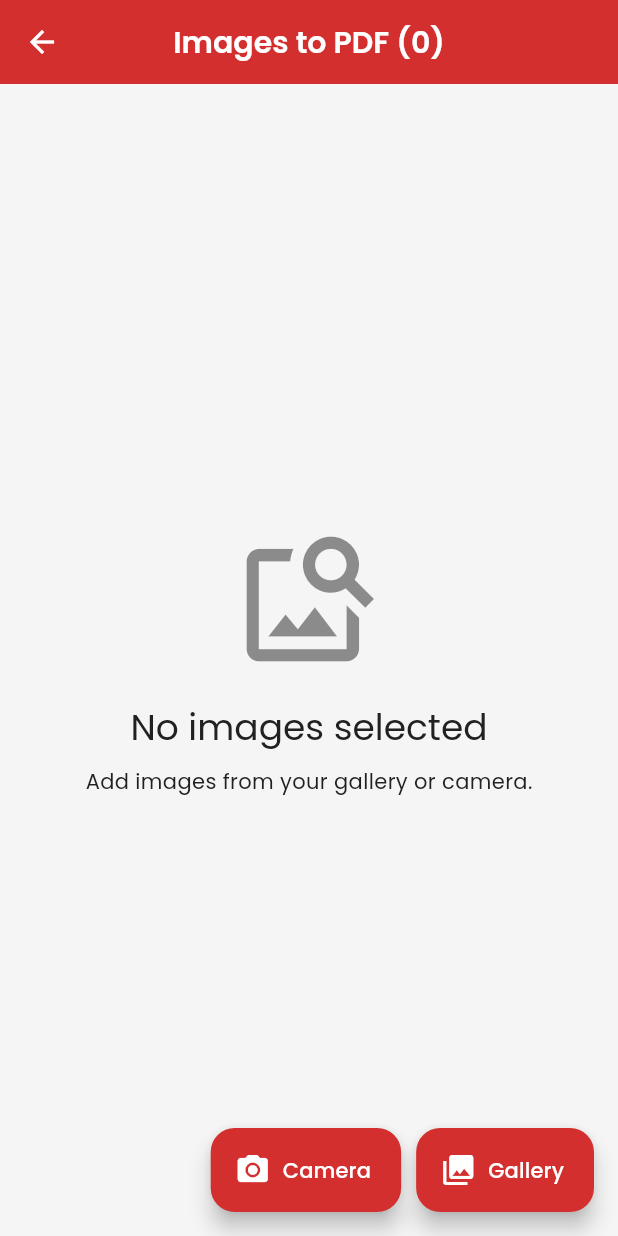
After one commit to Morningknight/knight_pdf, a Flutter app: the ImageToPdfScreen screen opened directly, after a tap on "Gallery", on a phone screen of 412 x 824 dp. The commit adds this screen. Run offline on Flutter 3.47's test engine with Material 3 defaults, Android fonts, the light colour scheme and no system bars; our stand-ins replace go_router, google_fonts, image_picker.

Commit message:
Completed Part 2: Images to PDF UI and image selection

```diff
--- a/lib/main.dart
+++ b/lib/main.dart
@@ -4,18 +4,20 @@ import 'package:provider/provider.dart';
 
 import 'core/theme/app_theme.dart';
 import 'core/utils/constants.dart';
+import 'providers/image_provider.dart';
 import 'providers/theme_provider.dart';
 import 'screens/home/home_screen.dart';
+import 'screens/images_to_pdf/image_to_pdf_screen.dart';
 
 void main() {
-  // Ensure Flutter bindings are initialized before specialized code
   WidgetsFlutterBinding.ensureInitialized();
 
   runApp(
     MultiProvider(
       providers: [
         ChangeNotifierProvider(create: (_) => ThemeProvider()),
-        // We will add more providers (like PDFProvider) here later
+        // Add the new ImageProvider
+        ChangeNotifierProvider(create: (_) => ImageProvider()),
       ],
       child: const KnightPDFApp(),
     ),
@@ -30,7 +32,11 @@ final GoRouter _router = GoRouter(
       path: '/',
       builder: (context, state) => const HomeScreen(),
     ),
-    // We will add routes for EditImage, ViewPDF etc. here
+    // Add the new route for our screen
+    GoRoute(
+      path: '/images-to-pdf',
+      builder: (context, state) => const ImageToPdfScreen(),
+    ),
   ],
 );
 
@@ -39,17 +45,14 @@ class KnightPDFApp extends StatelessWidget {
 
   @override
   Widget build(BuildContext context) {
-    // Listen to theme changes
     final themeProvider = Provider.of<ThemeProvider>(context);
 
     return MaterialApp.router(
       title: AppStrings.appName,
       debugShowCheckedModeBanner: false,
-      // Apply Themes
       theme: AppTheme.lightTheme,
       darkTheme: AppTheme.darkTheme,
       themeMode: themeProvider.themeMode,
-      // Connect Router
       routerConfig: _router,
     );
   }
--- /dev/null
+++ b/lib/providers/image_provider.dart
@@ -0,0 +1,65 @@
+import 'dart:io';
+import 'package:flutter/material.dart';
+import 'package:image_picker/image_picker.dart';
+
+// Represents a single image with its file path
+class AppImage {
+  final String path;
+  AppImage({required this.path});
+}
+
+class ImageProvider with ChangeNotifier {
+  final List<AppImage> _selectedImages = [];
+  final ImagePicker _picker = ImagePicker();
+
+  List<AppImage> get selectedImages => _selectedImages;
+
+  // Clear all selected images
+  void clearImages() {
+    _selectedImages.clear();
+    notifyListeners();
+  }
+
+  // Pick multiple images from the gallery
+  Future<void> pickImagesFromGallery() async {
+    final List<XFile> pickedFiles = await _picker.pickMultiImage(
+      imageQuality: 80, // Compress a bit on selection
+    );
+    if (pickedFiles.isNotEmpty) {
+      for (var file in pickedFiles) {
+        _selectedImages.add(AppImage(path: file.path));
+      }
+      notifyListeners();
+    }
+  }
+
+  // Capture an image from the camera
+  Future<void> pickImageFromCamera() async {
+    final XFile? pickedFile = await _picker.pickImage(
+      source: ImageSource.camera,
+      imageQuality: 80,
+    );
+    if (pickedFile != null) {
+      _selectedImages.add(AppImage(path: pickedFile.path));
+      notifyListeners();
+    }
+  }
+
+  // Remove a specific image from the list
+  void removeImage(int index) {
+    if (index >= 0 && index < _selectedImages.length) {
+      _selectedImages.removeAt(index);
+      notifyListeners();
+    }
+  }
+
+  // Reorder images in the list (for drag-and-drop)
+  void reorderImages(int oldIndex, int newIndex) {
+    if (oldIndex < newIndex) {
+      newIndex -= 1;
+    }
+    final AppImage item = _selectedImages.removeAt(oldIndex);
+    _selectedImages.insert(newIndex, item);
+    notifyListeners();
+  }
+}
--- a/lib/screens/home/home_screen.dart
+++ b/lib/screens/home/home_screen.dart
@@ -1,4 +1,6 @@
 import 'package:flutter/material.dart';
+import 'package:go_router/go_router.dart';
+import 'package:knight_pdf/providers/image_provider.dart' as app;
 import 'package:provider/provider.dart';
 import '../../core/utils/constants.dart';
 import '../../providers/theme_provider.dart';
@@ -13,9 +15,8 @@ class HomeScreen extends StatelessWidget {
     return Scaffold(
       appBar: AppBar(
         title: const Text(AppStrings.appName),
-        leading: const Icon(Icons.dashboard_customize), // Replaced custom icon for now
+        leading: const Icon(Icons.dashboard_customize),
         actions: [
-          // Dark Mode Toggle
           IconButton(
             icon: Icon(themeProvider.isDarkMode ? Icons.light_mode : Icons.dark_mode),
             onPressed: () {
@@ -30,25 +31,25 @@ class HomeScreen extends StatelessWidget {
         child: Column(
           crossAxisAlignment: CrossAxisAlignment.start,
           children: [
-            // 1. Recently Used (Placeholder for now)
             _buildSectionTitle(context, "Recently Used Features"),
             Container(
               height: 100,
               padding: const EdgeInsets.symmetric(vertical: 8),
               child: Row(
                 children: [
-                  _buildToolCard(context, Icons.image, "Images\nto PDF", () {}),
+                  _buildToolCard(context, Icons.image, "Images\nto PDF", () {
+                    // Also make this button navigate
+                    context.read<app.ImageProvider>().clearImages();
+                    context.push('/images-to-pdf');
+                  }),
                   _buildToolCard(context, Icons.text_fields, "Text\nto PDF", () {}),
                 ],
               ),
             ),
             const SizedBox(height: 20),
-
-            // 2. Create New PDF Section
             _buildSectionTitle(context, "Create a new PDF"),
             Card(
               elevation: 4,
-              // Using a slight red tint for the main container like mockup
               color: themeProvider.isDarkMode ? null : AppColors.white,
               child: Padding(
                 padding: const EdgeInsets.all(16.0),
@@ -58,7 +59,9 @@ class HomeScreen extends StatelessWidget {
                       mainAxisAlignment: MainAxisAlignment.spaceAround,
                       children: [
                         _buildToolIconBtn(context, Icons.image_outlined, "Images to PDF", () {
-                          // TODO: Navigate to Image to PDF
+                          // Clear any previous images and navigate
+                          context.read<app.ImageProvider>().clearImages();
+                          context.push('/images-to-pdf');
                         }),
                         _buildToolIconBtn(context, Icons.text_fields_outlined, "Text to PDF", () {}),
                         _buildToolIconBtn(context, Icons.qr_code, "QR & Barcodes", () {}),
@@ -70,7 +73,7 @@ class HomeScreen extends StatelessWidget {
                       children: [
                         _buildToolIconBtn(context, Icons.table_chart_outlined, "Excel to PDF", () {}),
                         _buildToolIconBtn(context, Icons.web, "Web to PDF", () {}),
-                        const SizedBox(width: 70), // Spacer for alignment
+                        const SizedBox(width: 80),
                       ],
                     ),
                   ],
@@ -78,8 +81,6 @@ class HomeScreen extends StatelessWidget {
               ),
             ),
             const SizedBox(height: 20),
-
-            // 3. View & Modify
             _buildSectionTitle(context, "View & Modify PDFs"),
             Card(
               child: Padding(
@@ -113,8 +114,6 @@ class HomeScreen extends StatelessWidget {
     );
   }
 
-  // --- UI Helper Widgets ---
-
   Widget _buildSectionTitle(BuildContext context, String title) {
     return Padding(
       padding: const EdgeInsets.only(bottom: 8.0, left: 4.0),
@@ -127,7 +126,6 @@ class HomeScreen extends StatelessWidget {
     );
   }
 
-  // The square cards seen in "Recently Used"
   Widget _buildToolCard(BuildContext context, IconData icon, String label, VoidCallback onTap) {
     return AspectRatio(
       aspectRatio: 1,
@@ -153,7 +151,6 @@ class HomeScreen extends StatelessWidget {
     );
   }
 
-  // The icon/text buttons inside the large white cards
   Widget _buildToolIconBtn(BuildContext context, IconData icon, String label, VoidCallback onTap) {
     return InkWell(
       onTap: onTap,
--- /dev/null
+++ b/lib/screens/image_to_pdf/image_to_pdf_screen.dart
@@ -0,0 +1,144 @@
+import 'dart:io';
+import 'package:flutter/material.dart';
+import 'package:knight_pdf/core/utils/constants.dart';
+import 'package:provider/provider.dart';
+import '../../providers/image_provider.dart' as app;
+
+class ImageToPdfScreen extends StatelessWidget {
+  const ImageToPdfScreen({super.key});
+
+  @override
+  Widget build(BuildContext context) {
+    // We use a consumer to listen to changes in the ImageProvider
+    return Consumer<app.ImageProvider>(
+      builder: (context, imageProvider, child) {
+        return Scaffold(
+          appBar: AppBar(
+            title: Text("Images to PDF (${imageProvider.selectedImages.length})"),
+            actions: [
+              // 'Create PDF' button is only visible if there are images
+              if (imageProvider.selectedImages.isNotEmpty)
+                IconButton(
+                  icon: const Icon(Icons.picture_as_pdf),
+                  tooltip: "Create PDF",
+                  onPressed: () {
+                    // TODO: Implement PDF creation logic
+                    ScaffoldMessenger.of(context).showSnackBar(
+                      const SnackBar(content: Text("PDF creation coming soon!")),
+                    );
+                  },
+                ),
+            ],
+          ),
+          body: imageProvider.selectedImages.isEmpty
+              ? _buildEmptyState(context, imageProvider)
+              : _buildImageGrid(context, imageProvider),
+          // Floating Action Buttons to add more images
+          floatingActionButton: Row(
+            mainAxisAlignment: MainAxisAlignment.end,
+            children: [
+              FloatingActionButton.extended(
+                heroTag: 'camera_fab',
+                onPressed: () => imageProvider.pickImageFromCamera(),
+                label: const Text("Camera"),
+                icon: const Icon(Icons.camera_alt),
+              ),
+              const SizedBox(width: 10),
+              FloatingActionButton.extended(
+                heroTag: 'gallery_fab',
+                onPressed: () => imageProvider.pickImagesFromGallery(),
+                label: const Text("Gallery"),
+                icon: const Icon(Icons.photo_library),
+              ),
+            ],
+          ),
+        );
+      },
+    );
+  }
+
+  // Widget to show when no images are selected
+  Widget _buildEmptyState(BuildContext context, app.ImageProvider imageProvider) {
+    return Center(
+      child: Column(
+        mainAxisAlignment: MainAxisAlignment.center,
+        children: [
+          Icon(
+            Icons.image_search,
+            size: 100,
+            color: Theme.of(context).textTheme.bodySmall?.color?.withOpacity(0.5),
+          ),
+          const SizedBox(height: 20),
+          Text(
+            "No images selected",
+            style: Theme.of(context).textTheme.headlineSmall,
+          ),
+          const SizedBox(height: 10),
+          Text(
+            "Add images from your gallery or camera.",
+            style: Theme.of(context).textTheme.bodyMedium,
+          ),
+        ],
+      ),
+    );
+  }
+
+  // Widget to display the grid of selected images
+  Widget _buildImageGrid(BuildContext context, app.ImageProvider imageProvider) {
+    // ReorderableListView is a powerful built-in widget for this purpose
+    return ReorderableListView.builder(
+      padding: const EdgeInsets.all(8.0),
+      itemCount: imageProvider.selectedImages.length,
+      onReorder: (oldIndex, newIndex) {
+        imageProvider.reorderImages(oldIndex, newIndex);
+      },
+      itemBuilder: (context, index) {
+        final image = imageProvider.selectedImages[index];
+        // The key is crucial for ReorderableListView to work correctly
+        return Card(
+          key: ValueKey(image.path),
+          margin: const EdgeInsets.symmetric(vertical: 6, horizontal: 8),
+          elevation: 3,
+          child: ListTile(
+            contentPadding: const EdgeInsets.all(10),
+            // Leading shows the image thumbnail
+            leading: ClipRRect(
+              borderRadius: BorderRadius.circular(8.0),
+              child: Image.file(
+                File(image.path),
+                width: 60,
+                height: 60,
+                fit: BoxFit.cover,
+              ),
+            ),
+            // Title shows a count and part of the file name
+            title: Text(
+              "Image ${index + 1}",
+              style: const TextStyle(fontWeight: FontWeight.bold),
+            ),
+            subtitle: Text(
+              image.path.split('/').last,
+              overflow: TextOverflow.ellipsis,
+              maxLines: 1,
+            ),
+            // Trailing icons for deleting and reordering
+            trailing: Row(
+              mainAxisSize: MainAxisSize.min,
+              children: [
+                IconButton(
+                  icon: const Icon(Icons.delete, color: AppColors.primaryRed),
+                  onPressed: () => imageProvider.removeImage(index),
+                ),
+                // The handle for dragging and reordering
+                ReorderableDragStartListener(
+                  index: index,
+                  child: const Icon(Icons.drag_handle),
+                ),
+              ],
+            ),
+          ),
+        );
+      },
+    );
+  }
+}
```
